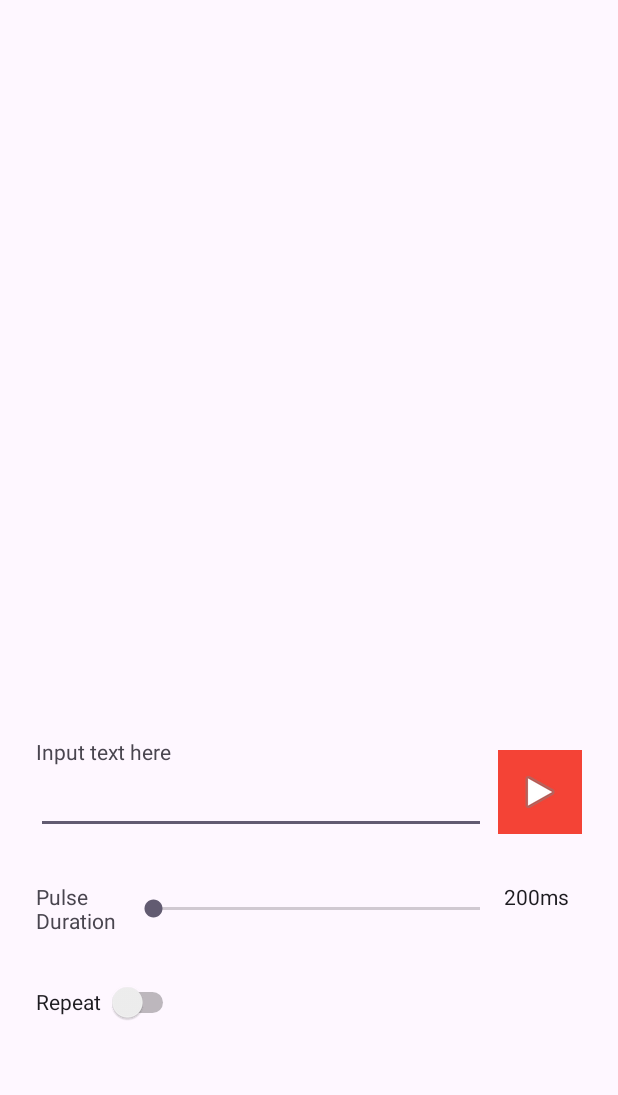
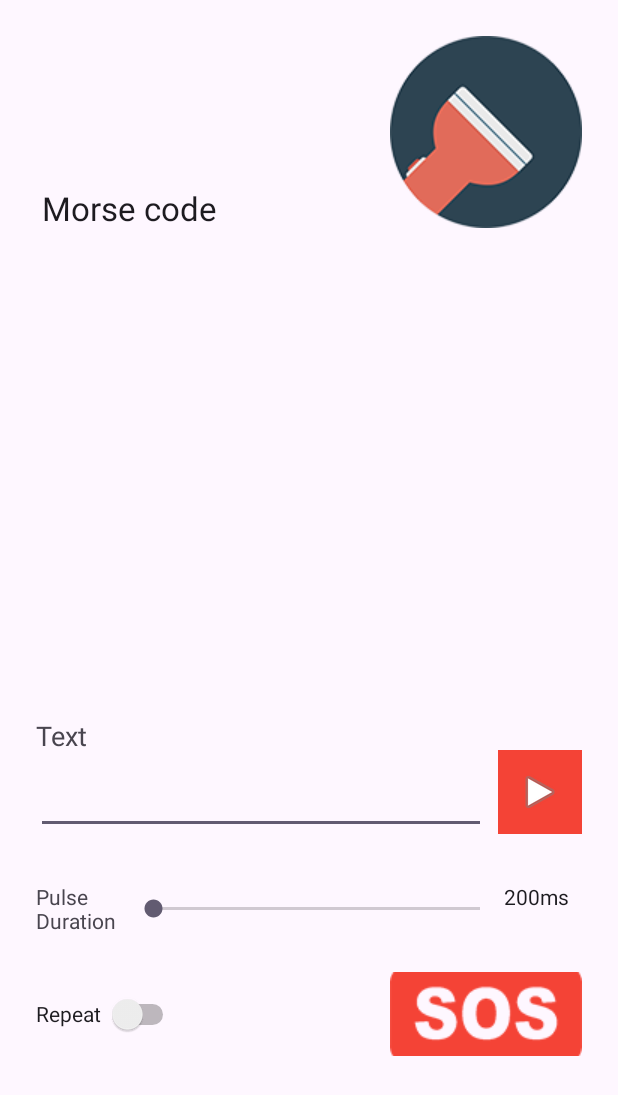
Before and after one commit to NPetrov264/MorseCodeFlash, an Android app: the screen it shows after launch (MainActivity), after a tap on an icon or button, on a phone screen of 412 x 824 dp. Shown: the top 1095 px of the screen. Run offline under Robolectric (Android 15) with nearby library versions, the phone set to English and light mode, and no system bars.

Commit message:
Add SOS button and fix timings

```diff
--- a/app/src/main/java/com/npetrov/morsecodeflash/MainActivity.kt
+++ b/app/src/main/java/com/npetrov/morsecodeflash/MainActivity.kt
@@ -12,6 +12,7 @@ import android.text.TextWatcher
 import android.util.Log
 import android.widget.EditText
 import android.widget.ImageButton
+import android.widget.ImageView
 import android.widget.SeekBar
 import android.widget.TextView
 import androidx.activity.enableEdgeToEdge
@@ -31,6 +32,8 @@ class MainActivity : AppCompatActivity() {
     private lateinit var seekBarDuration: SeekBar
     private lateinit var tvDurationLength: TextView
     private lateinit var playButton: ImageButton
+    private lateinit var sosButton: ImageButton
+    private lateinit var ivFlashLight: ImageView
 
     private val morseCodeMap = mapOf(
         'A' to "•–",    'B' to "–•••",  'C' to "–•–•",  'D' to "–••",   'E' to "•",
@@ -40,18 +43,19 @@ class MainActivity : AppCompatActivity() {
         'U' to "••–",   'V' to "•••–",  'W' to "•––",   'X' to "–••–",  'Y' to "–•––",
         'Z' to "––••",  '1' to "•––––", '2' to "••–––", '3' to "•••––", '4' to "••••–",
         '5' to "•••••", '6' to "–••••", '7' to "––•••", '8' to "–––••", '9' to "––––•",
-        '0' to "–––––", ' ' to " "
+        '0' to "–––––", ' ' to "  "
     )
     private var morseCode = " "
     private var isFlashlightOn = false
     private var isPlaying = false
+    private var isRepeating = false
     private val handler = Handler(Looper.getMainLooper())
 
 
     fun convertTextToMorse(text: String): String {
         val code = text.uppercase().map {
             morseCodeMap[it] ?: "" // If character not found, use an empty string
-        }.joinToString("   ") // Join each Morse code letter with 3 spaces
+        }.joinToString("  ") // Join each Morse code letter with 2 spaces
         return code
     }
 
@@ -78,34 +82,41 @@ class MainActivity : AppCompatActivity() {
 
     private fun sendMorseCode() {
         var delay = pulseDuration.toLong()
+        playButton.setImageResource(android.R.drawable.ic_media_pause)
         for (symbol in morseCode) {
+            if (!isPlaying) break // Stop the transmission if requested
             when (symbol) {
                 '•' -> {
                     // Flash for dot 1 x pulseDuration
-                    handler.post({ toggleFlashlight(true) })
+                    handler.postDelayed({ toggleFlashlight(true) }, delay)
+                    handler.postDelayed({ ivFlashLight.setImageResource(R.drawable.flashlight_on) }, delay)
                     Log.d(TAG, "Flashlight on")
-                    Thread.sleep(delay)
-                    handler.post({ toggleFlashlight(false) })
+                    delay += pulseDuration
+                    handler.postDelayed({ toggleFlashlight(false) }, delay)
+                    handler.postDelayed({ ivFlashLight.setImageResource(R.drawable.flashlight_off) }, delay)
                     Log.d(TAG, "Flashlight off")
+                    delay += pulseDuration
                 }
                 '–' -> {
                     // Flash for dash 3 x pulseDuration
-                    handler.post({ toggleFlashlight(true) })
+                    handler.postDelayed({ toggleFlashlight(true) }, delay)
+                    handler.postDelayed({ ivFlashLight.setImageResource(R.drawable.flashlight_on) }, delay)
                     Log.d(TAG, "Flashlight on")
-                    Thread.sleep(3*delay)
-                    handler.post({ toggleFlashlight(false) })
+                    delay += 3*pulseDuration
+                    handler.postDelayed({ toggleFlashlight(false) }, delay)
+                    handler.postDelayed({ ivFlashLight.setImageResource(R.drawable.flashlight_off) }, delay)
                     Log.d(TAG, "Flashlight off")
+                    delay += pulseDuration
                 }
                 ' ' -> {
-                    // delay for empty 1 x pulseDuration
-                    Thread.sleep(delay)
-                    Log.d(TAG, "Flashlight off")
+                    // delay for space 1 x pulseDuration
+                    delay += pulseDuration
                 }
             }
         }
 
-        playButton.setImageResource(android.R.drawable.ic_media_play)
-        isPlaying = false
+        handler.postDelayed({playButton.setImageResource(android.R.drawable.ic_media_play) }, delay)
+        handler.postDelayed({isPlaying = false }, delay)
     }
 
     @SuppressLint("SetTextI18n")
@@ -124,6 +135,8 @@ class MainActivity : AppCompatActivity() {
         seekBarDuration = findViewById(R.id.seekBarDuration)
         tvDurationLength = findViewById(R.id.tvDurationLength)
         playButton = findViewById(R.id.playButton)
+        sosButton = findViewById(R.id.sosButton)
+        ivFlashLight = findViewById(R.id.ivFlashLight)
 
         tvDurationLength.text = "${INITIAL_DURATION}ms"
 
@@ -156,13 +169,24 @@ class MainActivity : AppCompatActivity() {
 
         playButton.setOnClickListener {
             if (!isPlaying) {
-                playButton.setImageResource(android.R.drawable.ic_media_pause)
                 isPlaying = true
-                handler.post({sendMorseCode()})
+                sendMorseCode()
             } else {
+                isPlaying = false
+                handler.removeCallbacksAndMessages(null) // Cancel all scheduled tasks
+                handler.post { toggleFlashlight(false) }
                 playButton.setImageResource(android.R.drawable.ic_media_play)
-                isPlaying = false
             }
         }
+
+        sosButton.setOnClickListener {
+            handler.removeCallbacksAndMessages(null) // Cancel all scheduled tasks
+            handler.post { toggleFlashlight(false) }
+            textInputBox.setText("SOS")
+            morseCode = "•••  –––  •••"
+            isPlaying = true
+            sendMorseCode()
+        }
+
     }
 }
--- a/app/src/main/res/layout/activity_main.xml
+++ b/app/src/main/res/layout/activity_main.xml
@@ -11,19 +11,19 @@
         android:id="@+id/tvTopLabel"
         android:layout_width="204dp"
         android:layout_height="28dp"
-        android:layout_marginStart="24dp"
-        android:layout_marginTop="32dp"
+        android:layout_marginStart="28dp"
+        android:layout_marginTop="124dp"
+        android:text="Morse code"
         android:textAppearance="@style/TextAppearance.AppCompat.Large"
         app:layout_constraintStart_toStartOf="parent"
-        app:layout_constraintTop_toTopOf="parent"
-        tools:text="Morse code" />
+        app:layout_constraintTop_toTopOf="parent" />
 
     <TextView
         android:id="@+id/tvCodePreview"
         android:layout_width="0dp"
         android:layout_height="0dp"
         android:layout_marginStart="24dp"
-        android:layout_marginTop="48dp"
+        android:layout_marginTop="40dp"
         android:layout_marginEnd="24dp"
         android:layout_marginBottom="64dp"
         android:textAppearance="@style/TextAppearance.AppCompat.Large"
@@ -31,7 +31,7 @@
         app:layout_constraintEnd_toEndOf="parent"
         app:layout_constraintHorizontal_bias="0.0"
         app:layout_constraintStart_toStartOf="parent"
-        app:layout_constraintTop_toBottomOf="@id/tvTopLabel" />
+        app:layout_constraintTop_toBottomOf="@+id/tvTopLabel" />
 
     <SeekBar
         android:id="@+id/seekBarDuration"
@@ -61,7 +61,7 @@
         android:layout_width="95dp"
         android:layout_height="48dp"
         android:layout_marginStart="24dp"
-        android:layout_marginTop="20dp"
+        android:layout_marginTop="28dp"
         android:text="Repeat"
         app:layout_constraintStart_toStartOf="parent"
         app:layout_constraintTop_toBottomOf="@+id/tvDuration"
@@ -82,7 +82,9 @@
         android:layout_width="wrap_content"
         android:layout_height="wrap_content"
         android:layout_marginStart="24dp"
-        android:text="Input text here"
+        android:layout_marginBottom="8dp"
+        android:text="Text"
+        android:textAppearance="@style/TextAppearance.AppCompat.Medium"
         app:layout_constraintBottom_toTopOf="@+id/textInputBox"
         app:layout_constraintStart_toStartOf="parent" />
 
@@ -112,4 +114,26 @@
         app:layout_constraintVertical_bias="1.0"
         app:srcCompat="@android:drawable/ic_media_play" />
 
+    <ImageView
+        android:id="@+id/ivFlashLight"
+        android:layout_width="128dp"
+        android:layout_height="128dp"
+        android:layout_marginTop="24dp"
+        android:layout_marginEnd="24dp"
+        app:layout_constraintEnd_toEndOf="parent"
+        app:layout_constraintTop_toTopOf="parent"
+        app:srcCompat="@drawable/flashlight_off" />
+
+    <ImageButton
+        android:id="@+id/sosButton"
+        android:layout_width="128dp"
+        android:layout_height="56dp"
+        android:layout_marginTop="24dp"
+        android:layout_marginEnd="24dp"
+        android:background="@null"
+        app:layout_constraintEnd_toEndOf="parent"
+        app:layout_constraintTop_toBottomOf="@+id/seekBarDuration"
+        app:srcCompat="@drawable/sos_icon" />
+
+
 </androidx.constraintlayout.widget.ConstraintLayout>
```
Also changed, not shown: app/src/main/res/drawable/flashlight_off.png (added), app/src/main/res/drawable/flashlight_on.png (added), app/src/main/res/drawable/sos_icon.png (added).
